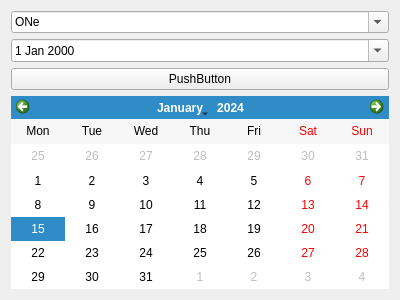
Before: the Qt Designer form mainwindow.ui in Dr-Xperience/GUI_Test, drawn with Qt 5.
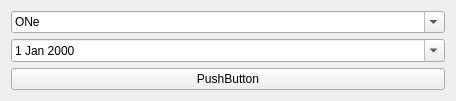
After: the same form once the commit is applied.

Commit message:
GUI_Test :: Successfully added popup widget via code.
Removed the Calendar widget as it was not needed anymore.

-> Todo :: pop Calendar widget on focus of QDateEdit.

```diff
--- a/mainwindow.ui
+++ b/mainwindow.ui
@@ -6,10 +6,16 @@
    <rect>
     <x>0</x>
     <y>0</y>
-    <width>400</width>
-    <height>300</height>
+    <width>456</width>
+    <height>93</height>
    </rect>
   </property>
+  <property name="maximumSize">
+   <size>
+    <width>456</width>
+    <height>93</height>
+   </size>
+  </property>
   <property name="windowTitle">
    <string>MainWindow</string>
   </property>
@@ -83,19 +89,6 @@
       </property>
      </widget>
     </item>
-    <item>
-     <widget class="QCalendarWidget" name="calendarWidget">
-      <property name="gridVisible">
-       <bool>false</bool>
-      </property>
-      <property name="verticalHeaderFormat">
-       <enum>QCalendarWidget::NoVerticalHeader</enum>
-      </property>
-      <property name="navigationBarVisible">
-       <bool>true</bool>
-      </property>
-     </widget>
-    </item>
    </layout>
   </widget>
  </widget>
```
The commit also changes 2 other files.
